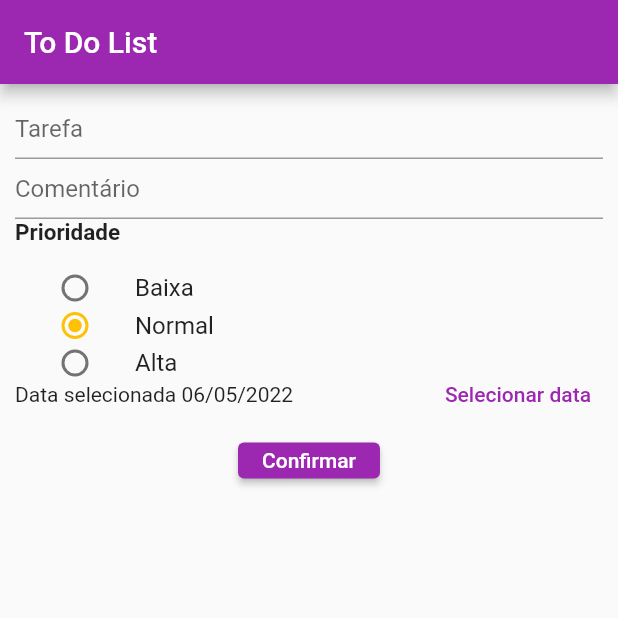
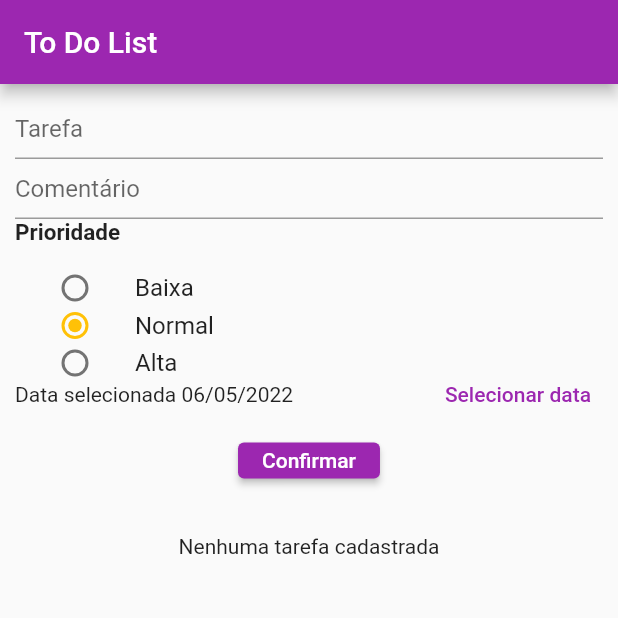
Before and after one commit to lucasilvas2/miniprojeto02_todolist, a Flutter app: the screen it shows after launch, on a phone screen of 412 x 824 dp, the top half of it. Run offline on Flutter 3.47's test engine with Material 2 defaults, Android fonts, the phone set to English and light mode, and no system bars.

Commit message:
feat: aviso quando não existir tarefa cadastrada

```diff
--- a/lib/components/TarefaLista.dart
+++ b/lib/components/TarefaLista.dart
@@ -42,12 +42,13 @@ class _TarefaListaState extends State<TarefaLista> {
 
   @override
   Widget build(BuildContext context) {
-    return Scrollbar(
+    return Container(
+      child: widget._tarefaLista.isEmpty
+          ? Text('Nenhuma tarefa cadastrada')
+          : Scrollbar(
               isAlwaysShown: true,
               controller: _scrollController,
-      child: widget._tarefaLista.isEmpty == 0
-          ? Container(child: Text('Nenhuma tarefa cadastrada.'))
-          : SizedBox(
+              child: SizedBox(
                 height: 200,
                 child: ListView.builder(
                   shrinkWrap: true,
@@ -78,7 +79,9 @@ class _TarefaListaState extends State<TarefaLista> {
                                   style: TextStyle(
                                       color: tarefa.data_execucao.day >=
                                               DateTime.now().day
-                                        ? Theme.of(context).colorScheme.primary
+                                          ? Theme.of(context)
+                                              .colorScheme
+                                              .primary
                                           : Colors.red))),
                           Container(
                               width: 65,
@@ -118,6 +121,7 @@ class _TarefaListaState extends State<TarefaLista> {
                   },
                 ),
               ),
+            ),
     );
   }
 }
```
Lines whose indentation alone changed are shown as unchanged.
